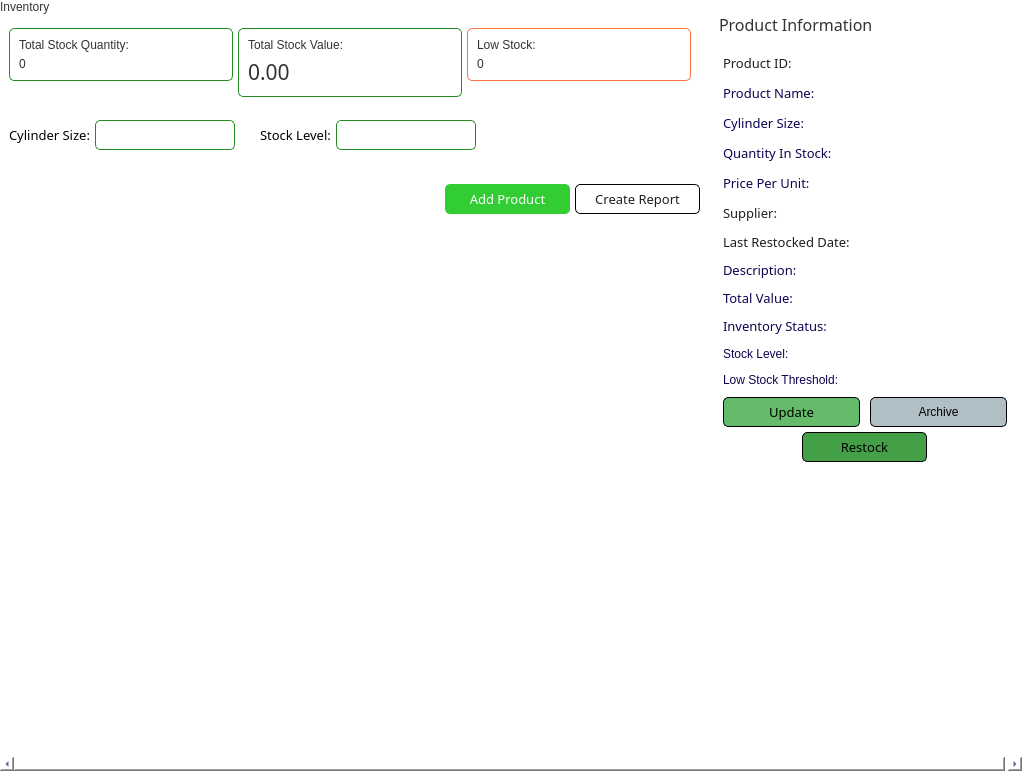
Old version of the form app/src/ui/NEW/inventory_page.ui in the repository Kazu0210/Inventory-System.
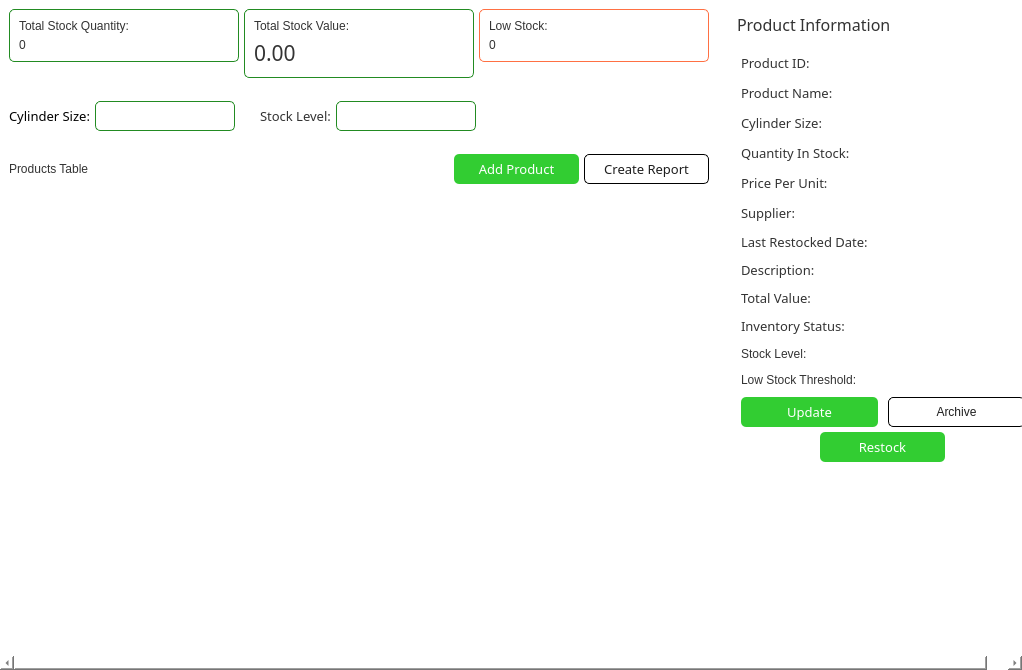
New version of the form.

```diff
--- a/app/src/ui/NEW/inventory_page.ui
+++ b/app/src/ui/NEW/inventory_page.ui
@@ -7,7 +7,7 @@
     <x>0</x>
     <y>0</y>
     <width>1022</width>
-    <height>771</height>
+    <height>670</height>
    </rect>
   </property>
   <property name="windowTitle">
@@ -15,7 +15,7 @@
   </property>
   <property name="styleSheet">
    <string notr="true">*{
-color: #0D044E;
+color: #333333;
 font: 10pt &quot;Noto Sans&quot;;
 background-color: transparent;
 }</string>
@@ -49,8 +49,8 @@
        <rect>
         <x>0</x>
         <y>0</y>
-        <width>1025</width>
-        <height>754</height>
+        <width>1043</width>
+        <height>653</height>
        </rect>
       </property>
       <layout class="QHBoxLayout" name="horizontalLayout_60">
@@ -93,47 +93,6 @@
           <property name="bottomMargin">
            <number>0</number>
           </property>
-          <item>
-           <widget class="QFrame" name="frame_76">
-            <property name="cursor">
-             <cursorShape>ArrowCursor</cursorShape>
-            </property>
-            <property name="frameShape">
-             <enum>QFrame::StyledPanel</enum>
-            </property>
-            <property name="frameShadow">
-             <enum>QFrame::Raised</enum>
-            </property>
-            <layout class="QHBoxLayout" name="horizontalLayout_73">
-             <property name="spacing">
-              <number>5</number>
-             </property>
-             <property name="leftMargin">
-              <number>0</number>
-             </property>
-             <property name="topMargin">
-              <number>0</number>
-             </property>
-             <property name="rightMargin">
-              <number>0</number>
-             </property>
-             <property name="bottomMargin">
-              <number>0</number>
-             </property>
-             <item alignment="Qt::AlignTop">
-              <widget class="QLabel" name="label_32">
-               <property name="styleSheet">
-                <string notr="true">font: 87 16pt &quot;Noto Sans Black&quot;;
-color: #333333;</string>
-               </property>
-               <property name="text">
-                <string>Inventory</string>
-               </property>
-              </widget>
-             </item>
-            </layout>
-           </widget>
-          </item>
           <item>
            <widget class="QFrame" name="frame">
             <property name="frameShape">
@@ -595,7 +554,8 @@
                    </font>
                   </property>
                   <property name="styleSheet">
-                   <string notr="true">font: 63 10pt &quot;Noto Sans SemiBold&quot;;</string>
+                   <string notr="true">font: 63 10pt &quot;Noto Sans SemiBold&quot;;
+color: #333333;</string>
                   </property>
                   <property name="text">
                    <string>Stock Level:</string>
@@ -630,31 +590,30 @@
             </layout>
            </widget>
           </item>
-          <item>
-           <spacer name="verticalSpacer_2">
-            <property name="orientation">
-             <enum>Qt::Vertical</enum>
-            </property>
-            <property name="sizeType">
-             <enum>QSizePolicy::Fixed</enum>
-            </property>
-            <property name="sizeHint" stdset="0">
-             <size>
-              <width>20</width>
-              <height>20</height>
-             </size>
-            </property>
-           </spacer>
-          </item>
           <item>
            <widget class="QFrame" name="frame_77">
+            <property name="styleSheet">
+             <string notr="true">#frame_77{
+background-color: #fff;
+border-radius: 5px;
+}</string>
+            </property>
             <property name="frameShape">
              <enum>QFrame::StyledPanel</enum>
             </property>
             <property name="frameShadow">
              <enum>QFrame::Raised</enum>
             </property>
-            <layout class="QHBoxLayout" name="horizontalLayout_74">
+            <layout class="QVBoxLayout" name="verticalLayout_11">
+             <item>
+              <widget class="QFrame" name="frame_25">
+               <property name="frameShape">
+                <enum>QFrame::StyledPanel</enum>
+               </property>
+               <property name="frameShadow">
+                <enum>QFrame::Raised</enum>
+               </property>
+               <layout class="QHBoxLayout" name="horizontalLayout_8">
              <property name="spacing">
               <number>5</number>
              </property>
@@ -670,7 +629,45 @@
              <property name="bottomMargin">
               <number>0</number>
              </property>
-             <item alignment="Qt::AlignRight|Qt::AlignTop">
+                <item>
+                 <widget class="QFrame" name="frame_26">
+                  <property name="frameShape">
+                   <enum>QFrame::StyledPanel</enum>
+                  </property>
+                  <property name="frameShadow">
+                   <enum>QFrame::Raised</enum>
+                  </property>
+                  <layout class="QHBoxLayout" name="horizontalLayout_19">
+                   <property name="spacing">
+                    <number>5</number>
+                   </property>
+                   <property name="leftMargin">
+                    <number>0</number>
+                   </property>
+                   <property name="topMargin">
+                    <number>0</number>
+                   </property>
+                   <property name="rightMargin">
+                    <number>0</number>
+                   </property>
+                   <property name="bottomMargin">
+                    <number>0</number>
+                   </property>
+                   <item>
+                    <widget class="QLabel" name="label_11">
+                     <property name="styleSheet">
+                      <string notr="true">font: 87 16pt &quot;Noto Sans Black&quot;;
+color: #333333;</string>
+                     </property>
+                     <property name="text">
+                      <string>Products Table</string>
+                     </property>
+                    </widget>
+                   </item>
+                  </layout>
+                 </widget>
+                </item>
+                <item alignment="Qt::AlignRight">
               <widget class="QFrame" name="frame_78">
                <property name="styleSheet">
                 <string notr="true">QPushButton{
@@ -784,22 +781,6 @@
             </layout>
            </widget>
           </item>
-          <item>
-           <spacer name="verticalSpacer_3">
-            <property name="orientation">
-             <enum>Qt::Vertical</enum>
-            </property>
-            <property name="sizeType">
-             <enum>QSizePolicy::Fixed</enum>
-            </property>
-            <property name="sizeHint" stdset="0">
-             <size>
-              <width>20</width>
-              <height>10</height>
-             </size>
-            </property>
-           </spacer>
-          </item>
           <item>
            <widget class="QTableWidget" name="tableWidget">
             <property name="sizePolicy">
@@ -834,13 +815,9 @@
            </widget>
           </item>
          </layout>
-         <zorder>tableWidget</zorder>
-         <zorder>frame_76</zorder>
-         <zorder>frame</zorder>
-         <zorder>frame_64</zorder>
-         <zorder>frame_77</zorder>
-         <zorder>verticalSpacer_2</zorder>
-         <zorder>verticalSpacer_3</zorder>
+           </widget>
+          </item>
+         </layout>
         </widget>
        </item>
        <item>
@@ -1049,6 +1026,9 @@
                        <bold>false</bold>
                       </font>
                      </property>
+                     <property name="styleSheet">
+                      <string notr="true">color: #333333;</string>
+                     </property>
                      <property name="text">
                       <string>Product ID:</string>
                      </property>
@@ -1148,8 +1128,7 @@
                       </font>
                      </property>
                      <property name="styleSheet">
-                      <string notr="true">color: #0C0550;
-background-color: #fff;</string>
+                      <string notr="true">color: #333333;</string>
                      </property>
                      <property name="text">
                       <string>Product Name:</string>
@@ -1238,8 +1217,7 @@
                       </font>
                      </property>
                      <property name="styleSheet">
-                      <string notr="true">color: #0C0550;
-background-color: #fff;</string>
+                      <string notr="true">color: #333333;</string>
                      </property>
                      <property name="text">
                       <string>Cylinder Size:</string>
@@ -1328,8 +1306,7 @@
                       </font>
                      </property>
                      <property name="styleSheet">
-                      <string notr="true">color: #0C0550;
-background-color: #fff;</string>
+                      <string notr="true">color: #333333;</string>
                      </property>
                      <property name="text">
                       <string>Quantity In Stock:</string>
@@ -1418,8 +1395,7 @@
                       </font>
                      </property>
                      <property name="styleSheet">
-                      <string notr="true">color: #0C0550;
-background-color: #fff;</string>
+                      <string notr="true">color: #333333;</string>
                      </property>
                      <property name="text">
                       <string>Price Per Unit:</string>
@@ -1513,6 +1489,9 @@
                        <bold>false</bold>
                       </font>
                      </property>
+                     <property name="styleSheet">
+                      <string notr="true">color: #333333;</string>
+                     </property>
                      <property name="text">
                       <string>Supplier:</string>
                      </property>
@@ -1605,6 +1584,9 @@
                        <bold>false</bold>
                       </font>
                      </property>
+                     <property name="styleSheet">
+                      <string notr="true">color: #333333;</string>
+                     </property>
                      <property name="text">
                       <string>Last Restocked Date:</string>
                      </property>
@@ -1689,8 +1671,7 @@
                       </font>
                      </property>
                      <property name="styleSheet">
-                      <string notr="true">color: #0C0550;
-background-color: #fff;</string>
+                      <string notr="true">color: #333333;</string>
                      </property>
                      <property name="text">
                       <string>Description:</string>
@@ -1806,8 +1787,7 @@
                       </font>
                      </property>
                      <property name="styleSheet">
-                      <string notr="true">color: #0C0550;
-background-color: #fff;</string>
+                      <string notr="true">color: #333333;</string>
                      </property>
                      <property name="text">
                       <string>Total Value:</string>
@@ -1893,8 +1873,7 @@
                       </font>
                      </property>
                      <property name="styleSheet">
-                      <string notr="true">color: #0C0550;
-background-color: #fff;</string>
+                      <string notr="true">color: #333333;</string>
                      </property>
                      <property name="text">
                       <string>Inventory Status:</string>
@@ -1968,8 +1947,7 @@
                       </size>
                      </property>
                      <property name="styleSheet">
-                      <string notr="true">color: #0C0550;
-background-color: #fff;</string>
+                      <string notr="true">color: #333333;</string>
                      </property>
                      <property name="text">
                       <string>Stock Level:</string>
@@ -2034,8 +2012,7 @@
                       </size>
                      </property>
                      <property name="styleSheet">
-                      <string notr="true">color: #0C0550;
-background-color: #fff;</string>
+                      <string notr="true">color: #333333;</string>
                      </property>
                      <property name="text">
                       <string>Low Stock Threshold:</string>
@@ -2149,12 +2126,10 @@
                         </property>
                         <property name="styleSheet">
                          <string notr="true">#editProduct_pushButton{
-background-color: #66BB6A;
-border: 1px solid #000;
-border-radius: 5px;
-padding: 5px;
+background-color: #32CD32;
 font: 87 10pt &quot;Noto Sans Black&quot;;
-color: #000;
+color: #fff;
+border-radius: 5px;
 }</string>
                         </property>
                         <property name="text">
@@ -2177,14 +2152,12 @@
                          </size>
                         </property>
                         <property name="styleSheet">
-                         <string notr="true">#archive_pushButton{
-background-color: #B0BEC5;
-color: #000;
+                         <string notr="true">background-color: #fff;
 border: 1px solid #000;
 border-radius: 5px;
 padding: 5px;
 font: 87 10pt &quot;Noto Sans Black&quot;;
-}</string>
+color: #1E1E1E;</string>
                         </property>
                         <property name="text">
                          <string>Archive</string>
@@ -2199,13 +2172,13 @@
                      <property name="minimumSize">
                       <size>
                        <width>125</width>
-                       <height>0</height>
+                       <height>30</height>
                       </size>
                      </property>
                      <property name="maximumSize">
                       <size>
                        <width>150</width>
-                       <height>16777215</height>
+                       <height>30</height>
                       </size>
                      </property>
                      <property name="font">
@@ -2222,12 +2195,10 @@
                      </property>
                      <property name="styleSheet">
                       <string notr="true">#restock_pushButton{
-background-color: #43A047;
-border: 1px solid #000;
-border-radius: 5px;
-padding: 5px;
+background-color: #32CD32;
 font: 87 10pt &quot;Noto Sans Black&quot;;
-color: #000;
+color: #fff;
+border-radius: 5px;
 }</string>
                      </property>
                      <property name="text">
```
Lines whose indentation alone changed are shown as unchanged.
